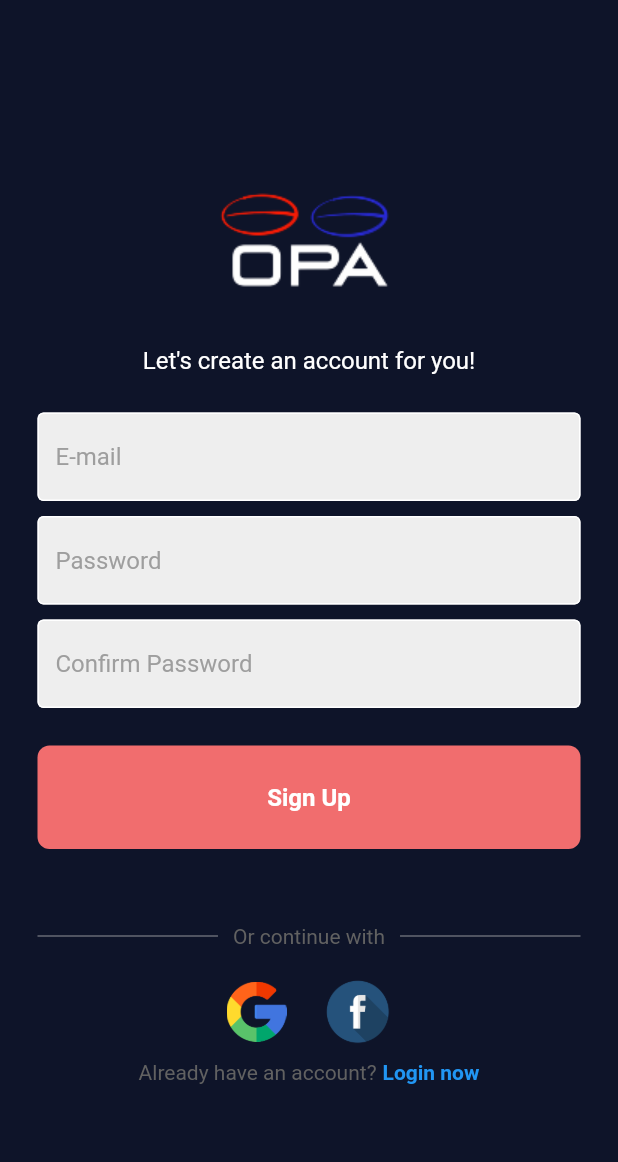
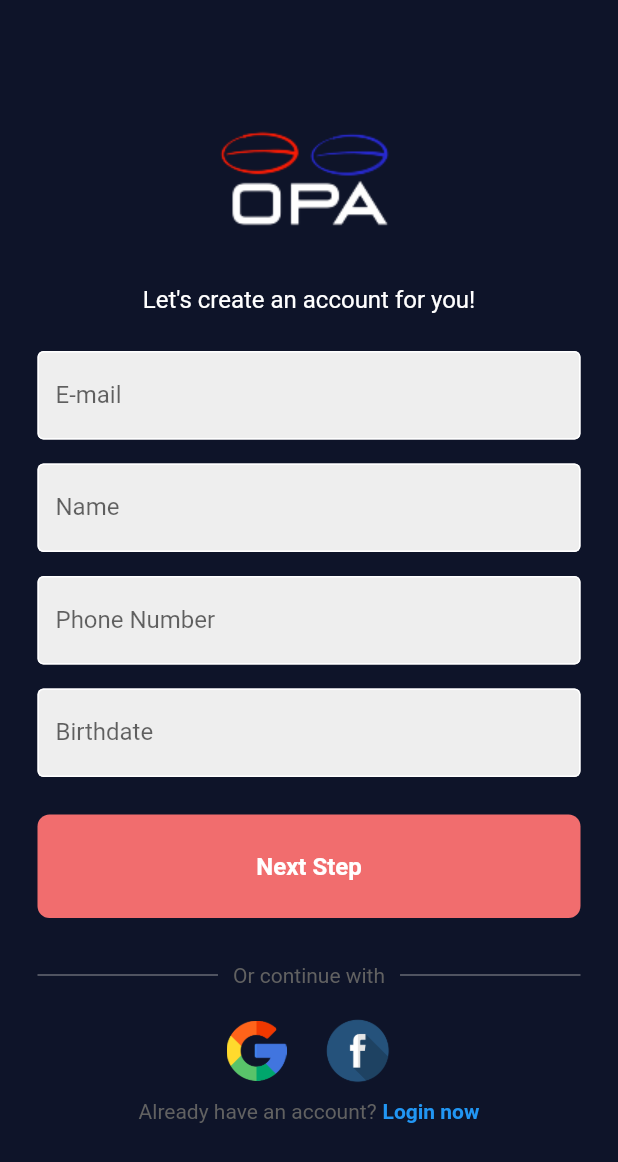
Before and after one commit to ederbiason/flutter_aplication, a Flutter app: the screen it shows after launch, after a tap on "Register now", on a phone screen of 412 x 824 dp. Shown: the top 1162 px of the screen. Run offline on Flutter 3.47's test engine with Material 2 defaults, Android fonts, the phone set to English and light mode, and no system bars; our stand-ins replace firebase_auth, firebase_core, flutter_map, google_sign_in, latlong2; accounts and stored records are empty; network calls fail.

Commit message:
feat: change log in and register to a form

```diff
--- a/lib/components/my_textfield.dart
+++ b/lib/components/my_textfield.dart
@@ -3,17 +3,28 @@ import 'package:flutter/material.dart';
 class MyTextField extends StatelessWidget {
   final controller;
   final String hintText;
+  final String labelText;
   final bool obscureText;
+  final TextInputType? keyboardType;
+  final String? Function(String?)? validator;
 
-  const MyTextField({super.key, required this.controller, required this.hintText, required this.obscureText});
+  const MyTextField(
+      {super.key,
+      required this.controller,
+      required this.hintText,
+      required this.obscureText,
+      this.keyboardType,
+      required this.labelText,
+      this.validator});
 
   @override
   Widget build(BuildContext context) {
     return Padding(
         padding: EdgeInsets.symmetric(horizontal: 25.0),
-        child: TextField(
+        child: TextFormField(
           controller: controller,
           obscureText: obscureText,
+          keyboardType: keyboardType,
           decoration: InputDecoration(
               enabledBorder: OutlineInputBorder(
                   borderSide: BorderSide(color: Colors.white)),
@@ -22,8 +33,9 @@ class MyTextField extends StatelessWidget {
               fillColor: Colors.grey.shade200,
               filled: true,
               hintText: hintText,
-              hintStyle: TextStyle(color: Colors.grey[500])
-            ),
+              labelText: labelText,
+              hintStyle: TextStyle(color: Colors.grey[500])),
+          validator: validator,
         ));
   }
 }
--- a/lib/pages/home_page.dart
+++ b/lib/pages/home_page.dart
@@ -38,7 +38,6 @@ class HomePage extends StatelessWidget {
             ],
             children: [
               TileLayer(
-
                 urlTemplate: 'https://stamen-tiles.a.ssl.fastly.net/terrain/{z}/{x}/{y}.png',
                 userAgentPackageName: 'com.example.app',
               ),
--- a/lib/pages/login_page.dart
+++ b/lib/pages/login_page.dart
@@ -19,7 +19,9 @@ class _LoginPageState extends State<LoginPage> {
   final passwordController = TextEditingController();
 
   void signUserIn() async {
-    showDialog(context: context, builder: (context) {
+    showDialog(
+        context: context,
+        builder: (context) {
           return const Center(
             child: CircularProgressIndicator(),
           );
@@ -27,9 +29,7 @@ class _LoginPageState extends State<LoginPage> {
 
     try {
       await FirebaseAuth.instance.signInWithEmailAndPassword(
-        email: emailController.text,
-        password: passwordController.text
-      );
+          email: emailController.text, password: passwordController.text);
 
       Navigator.pop(context);
     } on FirebaseAuthException catch (e) {
@@ -40,13 +40,17 @@ class _LoginPageState extends State<LoginPage> {
   }
 
   void showErrorMessage(String message) {
-    showDialog(context: context, builder: (context) {
+    showDialog(
+        context: context,
+        builder: (context) {
           return AlertDialog(title: Text(message));
         });
   }
 
   void wrongPasswordMessage() {
-    showDialog(context: context, builder: (context) {
+    showDialog(
+        context: context,
+        builder: (context) {
           return const AlertDialog(title: Text("Incorrect Password"));
         });
   }
@@ -64,72 +68,62 @@ class _LoginPageState extends State<LoginPage> {
                 SizedBox(
                   height: 10,
                 ),
-
-                Image.asset(
-                  'lib/assets/images/logo.png'
-                ),
-
+                Image.asset('lib/assets/images/logo.png'),
                 SizedBox(
                   height: 50,
                 ),
-
                 Text("Welcome to the OPA app! UniFil",
                     style: TextStyle(
                       color: Colors.white,
                       fontSize: 16,
                     )),
-
                 SizedBox(
                   height: 25,
                 ),
-
                 MyTextField(
                   controller: emailController,
-                  hintText: "E-mail",
+                  hintText: "Type your e-mail",
                   obscureText: false,
+                  labelText: "E-mail",
                 ),
-
-                SizedBox(height: 10,),
-
+                SizedBox(
+                  height: 10,
+                ),
                 MyTextField(
                   controller: passwordController,
-                  hintText: "Password",
+                  hintText: "Type your password",
                   obscureText: true,
+                  labelText: "Password",
                 ),
-
-                SizedBox(height: 10,),
-
+                SizedBox(
+                  height: 10,
+                ),
                 Padding(
                     padding: EdgeInsets.symmetric(horizontal: 25.0),
                     child: Row(
                       mainAxisAlignment: MainAxisAlignment.end,
                       children: [
-                      Text(
-                        "Forgot Password ?",
-                        style: TextStyle(color: Colors.grey[600])
-                      )
+                        Text("Forgot Password ?",
+                            style: TextStyle(color: Colors.grey[600]))
                       ],
-                  )
+                    )),
+                SizedBox(
+                  height: 25,
                 ),
-
-                SizedBox(height: 25,),
-
                 MyButton(
                   onTap: signUserIn,
                   text: "Sign In",
                 ),
-
-                SizedBox(height: 50,),
-
+                SizedBox(
+                  height: 50,
+                ),
                 Padding(
                     padding: EdgeInsets.symmetric(horizontal: 25.0),
                     child: Row(
                       children: [
                         Expanded(
-                        child: Divider(
-                          thickness: 0.5,
-                          color: Colors.grey[400]
-                        ),
+                          child:
+                              Divider(thickness: 0.5, color: Colors.grey[400]),
                         ),
                         Padding(
                           padding: EdgeInsets.symmetric(horizontal: 10.0),
@@ -139,17 +133,14 @@ class _LoginPageState extends State<LoginPage> {
                           ),
                         ),
                         Expanded(
-                        child: Divider(
-                          thickness: 0.5,
-                          color: Colors.grey[400]
-                        ),
+                          child:
+                              Divider(thickness: 0.5, color: Colors.grey[400]),
                         ),
                       ],
-                  )
+                    )),
+                SizedBox(
+                  height: 20,
                 ),
-
-                SizedBox(height: 20,),
-
                 Row(
                   mainAxisAlignment: MainAxisAlignment.center,
                   children: [
@@ -158,9 +149,10 @@ class _LoginPageState extends State<LoginPage> {
                       imagePath: 'lib/assets/images/google.png',
                       height: 40,
                     ),
-
-                    SizedBox(height: 25, width: 25,),
-
+                    SizedBox(
+                      height: 25,
+                      width: 25,
+                    ),
                     SquareTile(
                       onTap: () {},
                       imagePath: 'lib/assets/images/facebook.png',
@@ -168,28 +160,20 @@ class _LoginPageState extends State<LoginPage> {
                     ),
                   ],
                 ),
-
-                SizedBox(height: 10,),
-
+                SizedBox(
+                  height: 10,
+                ),
                 Row(
                   mainAxisAlignment: MainAxisAlignment.center,
                   children: [
-                    Text(
-                      "Not a member?",
-                      style: TextStyle(color: Colors.grey[700])
-                    ),
-
+                    Text("Not a member?",
+                        style: TextStyle(color: Colors.grey[700])),
                     SizedBox(width: 4),
-
                     GestureDetector(
                       onTap: widget.onTap,
-                      child: Text(
-                        "Register now",
+                      child: Text("Register now",
                           style: TextStyle(
-                          color: Colors.blue,
-                          fontWeight: FontWeight.bold
-                        )
-                      ),
+                              color: Colors.blue, fontWeight: FontWeight.bold)),
                     )
                   ],
                 )
--- a/lib/pages/register_page.dart
+++ b/lib/pages/register_page.dart
@@ -3,6 +3,7 @@ import 'package:flutter/material.dart';
 import 'package:flutter_aplication/components/my_button.dart';
 import 'package:flutter_aplication/components/my_textfield.dart';
 import 'package:flutter_aplication/components/square_tile.dart';
+import 'package:flutter_aplication/pages/register_password_account.dart';
 import 'package:flutter_aplication/services/auth_service.dart';
 
 class RegisterPage extends StatefulWidget {
@@ -15,26 +16,58 @@ class RegisterPage extends StatefulWidget {
 }
 
 class _RegisterPageState extends State<RegisterPage> {
+  final formKey = GlobalKey<FormState>();
   final emailController = TextEditingController();
-  final passwordController = TextEditingController();
-  final confirmPasswordController = TextEditingController();
+  final nameController = TextEditingController();
+  final phoneNumberController = TextEditingController();
+  final birthdateController = TextEditingController();
+
+  @override
+  void dispose() {
+    emailController.dispose();
+    nameController.dispose();
+    phoneNumberController.dispose();
+    birthdateController.dispose();
+    super.dispose();
+  }
+
+  void _nextStep() {
+    if (formKey.currentState!.validate()) {
+      final email = emailController.text;
+      final name = nameController.text;
+      final phoneNumber = phoneNumberController.text;
+      final birthdate = birthdateController.text;
+
+      Navigator.push(
+        context,
+        MaterialPageRoute(
+          builder: (context) => RegisterPasswordAccount(
+            email: email,
+            name: name,
+            phoneNumber: phoneNumber,
+            birthdate: birthdate,
+          ),
+        ),
+      );
+    }
+  }
 
   void signUserUp() async {
-    showDialog(context: context, builder: (context) {
+    showDialog(
+        context: context,
+        builder: (context) {
           return const Center(
             child: CircularProgressIndicator(),
           );
         });
 
     try {
-      if(passwordController.text == confirmPasswordController.text) {
-        await FirebaseAuth.instance.createUserWithEmailAndPassword(
-          email: emailController.text,
-          password: passwordController.text
-        );
-      } else {
-        showErrorMessage("Passwords don't match!");
-      }
+      // if (passwordController.text == confirmPasswordController.text) {
+      //   await FirebaseAuth.instance.createUserWithEmailAndPassword(
+      //       email: emailController.text, password: passwordController.text);
+      // } else {
+      //   showErrorMessage("Passwords don't match!");
+      // }
 
       Navigator.pop(context);
     } on FirebaseAuthException catch (e) {
@@ -45,13 +78,17 @@ class _RegisterPageState extends State<RegisterPage> {
   }
 
   void showErrorMessage(String message) {
-    showDialog(context: context, builder: (context) {
+    showDialog(
+        context: context,
+        builder: (context) {
           return AlertDialog(title: Text(message));
         });
   }
 
   void wrongPasswordMessage() {
-    showDialog(context: context, builder: (context) {
+    showDialog(
+        context: context,
+        builder: (context) {
           return const AlertDialog(title: Text("Incorrect Password"));
         });
   }
@@ -63,71 +100,100 @@ class _RegisterPageState extends State<RegisterPage> {
         body: SafeArea(
             child: Center(
           child: SingleChildScrollView(
+            child: Form(
+              key: formKey,
               child: Column(
                 mainAxisAlignment: MainAxisAlignment.center,
                 children: [
                   SizedBox(
                     height: 10,
                   ),
-
-                Image.asset(
-                  'lib/assets/images/logo.png'
-                ),
-
+                  Image.asset('lib/assets/images/logo.png'),
                   SizedBox(
                     height: 20,
                   ),
-
                   Text("Let's create an account for you!",
                       style: TextStyle(
                         color: Colors.white,
                         fontSize: 16,
                       )),
-
                   SizedBox(
                     height: 25,
                   ),
-
                   MyTextField(
                     controller: emailController,
-                  hintText: "E-mail",
                     obscureText: false,
+                    keyboardType: TextInputType.emailAddress,
+                    labelText: "E-mail",
+                    hintText: "Type your e-mail",
+                    validator: (value) {
+                      if (value == null || value.isEmpty) {
+                        return "Required field";
+                      }
+                      if (!value.contains('@')) {
+                        return "Invalid e-mail!";
+                      }
+                      return null;
+                    },
                   ),
-
-                SizedBox(height: 10,),
-
+                  SizedBox(height: 16),
                   MyTextField(
-                  controller: passwordController,
-                  hintText: "Password",
-                  obscureText: true,
+                    controller: nameController,
+                    obscureText: false,
+                    labelText: "Name",
+                    hintText: "Type your name",
+                    validator: (value) {
+                      if (value == null || value.isEmpty) {
+                        return "Required field";
+                      }
+                      return null;
+                    },
                   ),
-
-                SizedBox(height: 10,),
-
+                  SizedBox(height: 16),
                   MyTextField(
-                  controller: confirmPasswordController,
-                  hintText: "Confirm Password",
-                  obscureText: true,
+                    controller: phoneNumberController,
+                    obscureText: false,
+                    keyboardType: TextInputType.phone,
+                    labelText: "Phone Number",
+                    hintText: "Type your phone number",
+                    validator: (value) {
+                      if (value == null || value.isEmpty) {
+                        return "Required field";
+                      }
+                      return null;
+                    },
                   ),
-
-                SizedBox(height: 25,),
-
+                  SizedBox(height: 16),
+                  MyTextField(
+                    controller: birthdateController,
+                    obscureText: false,
+                    keyboardType: TextInputType.datetime,
+                    labelText: "Birthdate",
+                    hintText: "Type your birthdate",
+                    validator: (value) {
+                      if (value == null || value.isEmpty) {
+                        return "Required field";
+                      }
+                      return null;
+                    },
+                  ),
+                  SizedBox(
+                    height: 25,
+                  ),
                   MyButton(
-                  onTap: signUserUp,
-                  text: "Sign Up",
+                    onTap: _nextStep,
+                    text: "Next Step",
                   ),
-
-                SizedBox(height: 50,),
-
+                  SizedBox(
+                    height: 30,
+                  ),
                   Padding(
                       padding: EdgeInsets.symmetric(horizontal: 25.0),
                       child: Row(
                         children: [
                           Expanded(
                             child: Divider(
-                          thickness: 0.5,
-                          color: Colors.grey[400]
-                        ),
+                                thickness: 0.5, color: Colors.grey[400]),
                           ),
                           Padding(
                             padding: EdgeInsets.symmetric(horizontal: 10.0),
@@ -138,16 +204,13 @@ class _RegisterPageState extends State<RegisterPage> {
                           ),
                           Expanded(
                             child: Divider(
-                          thickness: 0.5,
-                          color: Colors.grey[400]
-                        ),
+                                thickness: 0.5, color: Colors.grey[400]),
                           ),
                         ],
-                  )
+                      )),
+                  SizedBox(
+                    height: 20,
                   ),
-
-                SizedBox(height: 20,),
-
                   Row(
                     mainAxisAlignment: MainAxisAlignment.center,
                     children: [
@@ -156,9 +219,10 @@ class _RegisterPageState extends State<RegisterPage> {
                         imagePath: 'lib/assets/images/google.png',
                         height: 40,
                       ),
-
-                    SizedBox(height: 25, width: 25,),
-
+                      SizedBox(
+                        height: 25,
+                        width: 25,
+                      ),
                       SquareTile(
                         onTap: () {},
                         imagePath: 'lib/assets/images/facebook.png',
@@ -166,32 +230,27 @@ class _RegisterPageState extends State<RegisterPage> {
                       ),
                     ],
                   ),
-
-                SizedBox(height: 10,),
-
+                  SizedBox(
+                    height: 10,
+                  ),
                   Row(
                     mainAxisAlignment: MainAxisAlignment.center,
                     children: [
-                    Text(
-                      "Already have an account?",
-                      style: TextStyle(color: Colors.grey[700])
-                    ),
-
+                      Text("Already have an account?",
+                          style: TextStyle(color: Colors.grey[700])),
                       SizedBox(width: 4),
-
                       GestureDetector(
                         onTap: widget.onTap,
-                      child: Text(
-                        "Login now",
+                        child: Text("Login now",
                             style: TextStyle(
                                 color: Colors.blue,
-                          fontWeight: FontWeight.bold
-                        )
-                      ),
+                                fontWeight: FontWeight.bold)),
                       )
                     ],
-                )
+                  ),
+                  SizedBox(height: 15)
                 ],
+              ),
             ),
           ),
         )));
```
Lines whose indentation alone changed are shown as unchanged.
